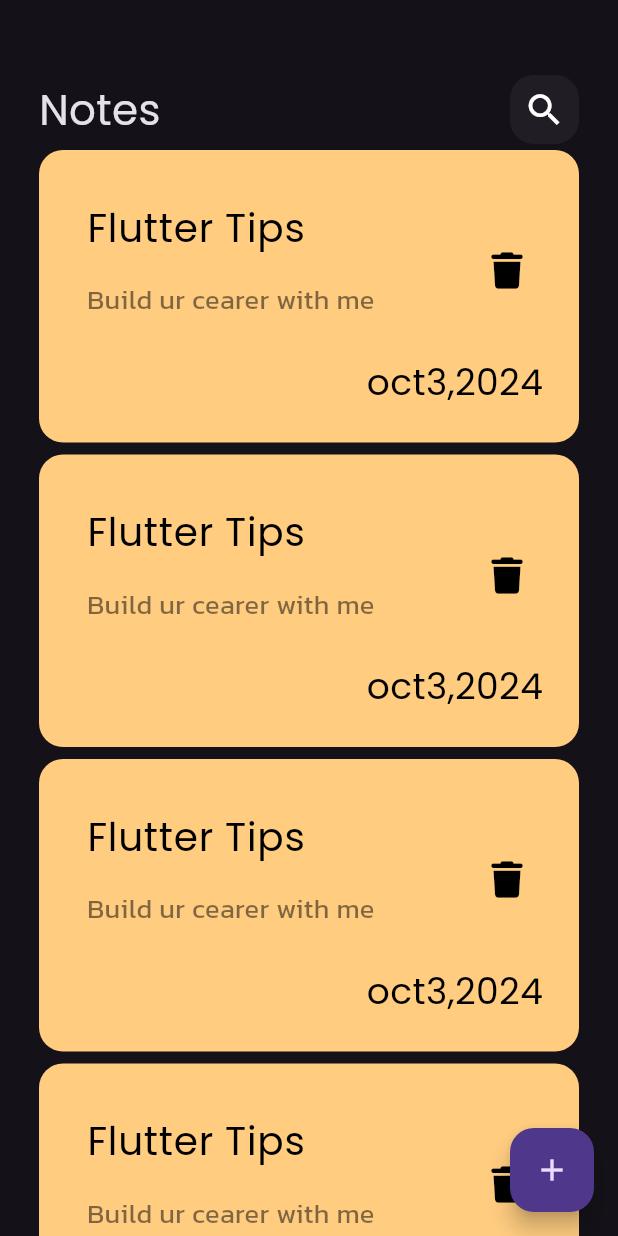
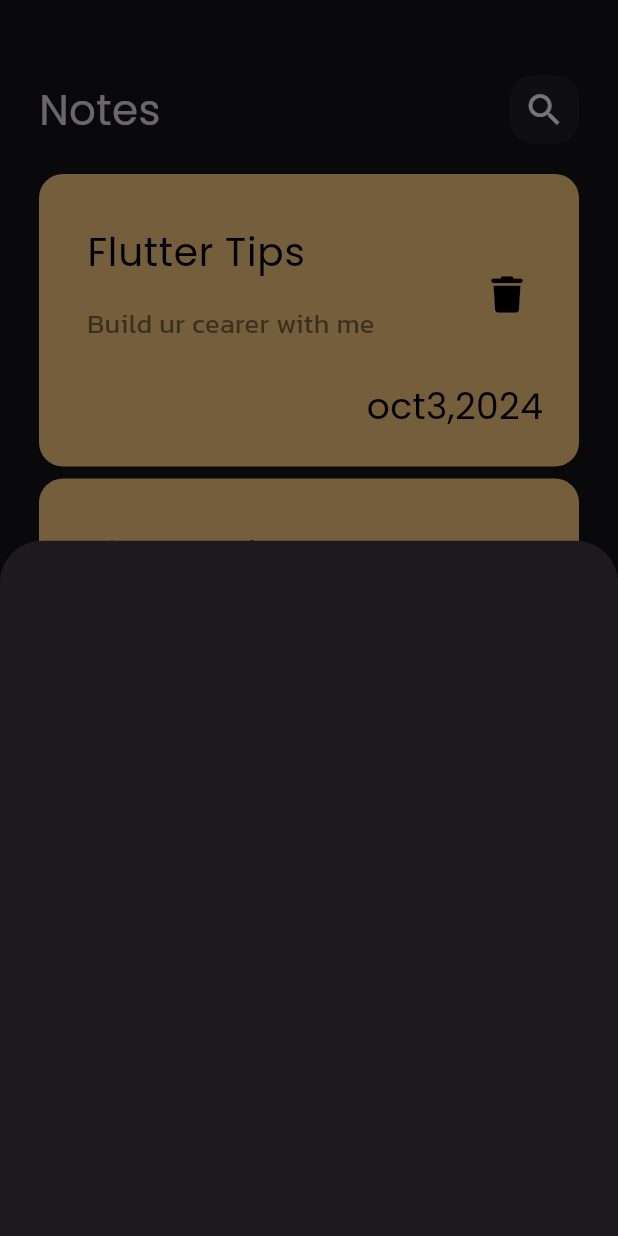
Before and after one commit to Sari618/notes_app, a Flutter app: the screen it shows after launch, after a tap on the "add" icon, on a phone screen of 412 x 824 dp. Run offline on Flutter 3.47's test engine with Material 3 defaults, Android fonts, the phone set to English and light mode, and no system bars; our stand-ins replace font_awesome_flutter.

Commit message:
add show model button sheet

```diff
--- a/lib/view/notes_view.dart
+++ b/lib/view/notes_view.dart
@@ -1,4 +1,5 @@
 import 'package:flutter/material.dart';
+import 'package:notes_app/view/widgets/add_note_buttonsheet.dart';
 import 'package:notes_app/view/widgets/notes_view_body.dart';
 
 class NotesView extends StatelessWidget {
@@ -6,13 +7,18 @@ class NotesView extends StatelessWidget {
 
   @override
   Widget build(BuildContext context) {
-    return  Scaffold(
+    return Scaffold(
       floatingActionButton: FloatingActionButton(
-        onPressed:() {
-
-        }
-        ,child:const Icon(Icons.add),),
-        body:const NotesViewBody(),
+        onPressed: () {
+          showModalBottomSheet (
+              context: context,
+              builder: ( context) {
+                return const AddNoteButtonSheet();
+              });
+        },
+        child: const Icon(Icons.add),
+      ),
+      body: const NotesViewBody(),
     );
   }
 }
--- /dev/null
+++ b/lib/view/widgets/add_note_buttonsheet.dart
@@ -0,0 +1,10 @@
+import 'package:flutter/material.dart';
+
+class AddNoteButtonSheet extends StatelessWidget {
+  const AddNoteButtonSheet({super.key});
+
+  @override
+  Widget build(BuildContext context) {
+    return Container();
+  }
+}
--- a/lib/view/widgets/custom_note_item.dart
+++ b/lib/view/widgets/custom_note_item.dart
@@ -35,15 +35,15 @@ class NotesItem extends StatelessWidget {
             ),
             trailing: IconButton(
               onPressed: () {},
-              icon: Icon(
+              icon: const Icon(
                 FontAwesomeIcons.trash,
                 size: 24,
                 color: Colors.black,
               ),
             ),
           ),
-          Padding(
-            padding: const EdgeInsets.only(right: 24),
+          const Padding(
+            padding: EdgeInsets.only(right: 24),
             child: Text(
               'oct3,2024',
               style: TextStyle(fontSize: 24,color: Colors.black),
--- a/lib/view/widgets/custom_notes_list_view.dart
+++ b/lib/view/widgets/custom_notes_list_view.dart
@@ -6,13 +6,17 @@ class NotesListView extends StatelessWidget {
 
   @override
   Widget build(BuildContext context) {
-    return ListView.builder(
+    return Padding(
+      padding: const EdgeInsets.symmetric(vertical:16),
+      child: ListView.builder(
+        padding: EdgeInsets.zero,
         itemBuilder: (context, index) {
           return const Padding(
             padding: EdgeInsets.symmetric(vertical: 4),
             child: NotesItem(),
           );
         },
+      ),
     );
   }
 }
--- a/lib/view/widgets/custom_search_icon.dart
+++ b/lib/view/widgets/custom_search_icon.dart
@@ -12,7 +12,7 @@ class CustomSearchIcon extends StatelessWidget {
         borderRadius: BorderRadius.circular(16),
         color: Colors.white.withOpacity(0.05),
       ),
-      child: Center(
+      child: const Center(
         child: Icon(Icons.search,
         size: 28,),
       ),
--- a/lib/view/widgets/notes_view_body.dart
+++ b/lib/view/widgets/notes_view_body.dart
@@ -8,12 +8,12 @@ class NotesViewBody extends StatelessWidget {
 
   @override
   Widget build(BuildContext context) {
-    return Padding(
-      padding: const EdgeInsets.symmetric(
+    return const Padding(
+      padding: EdgeInsets.symmetric(
         horizontal: 26,
       ),
       child: Column(
-        children: const [
+        children: [
           SizedBox(height: 50),
           CustomAppBar(),
           Expanded(child: NotesListView()),
```
Lines whose indentation alone changed are shown as unchanged.
